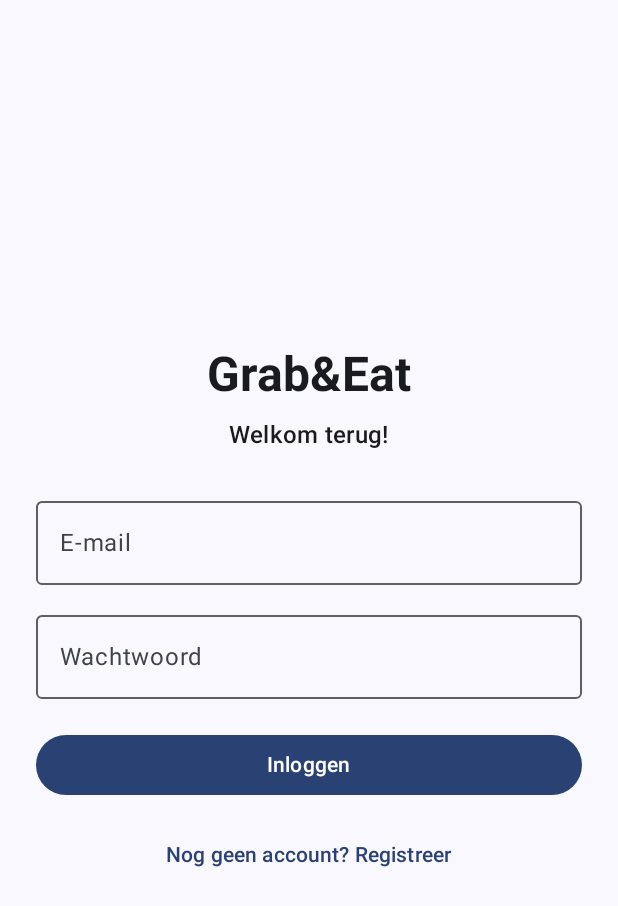
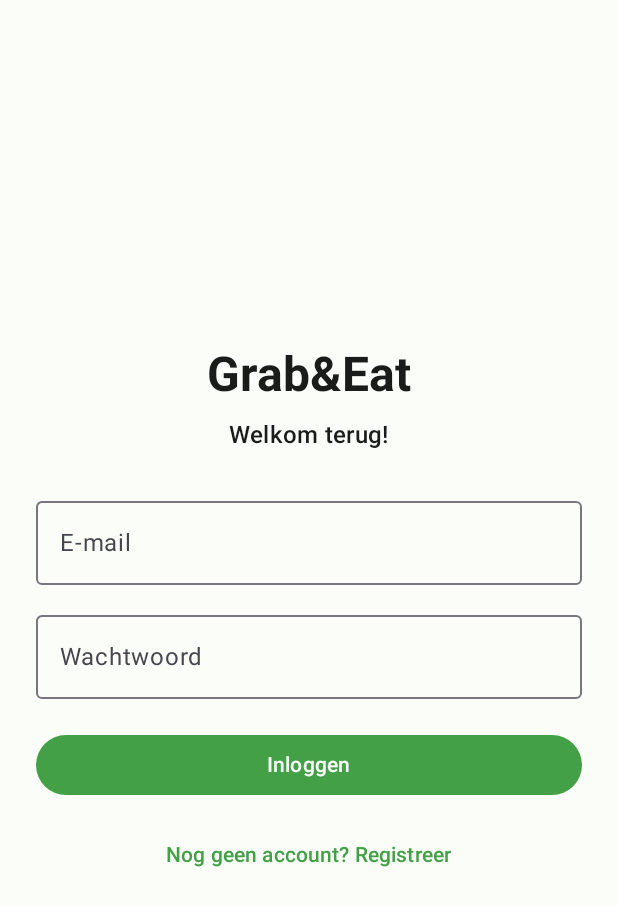
Before and after one commit to BehlulKaraAP/ProjectMobileDev, an Android app built with Jetpack Compose: the screen it shows after launch (MainActivity), on a phone screen of 412 x 824 dp. Shown: the top 906 px of the screen. Run offline under Robolectric (Android 15) with nearby library versions, the phone set to English and light mode, and no system bars; our stand-ins replace Firebase (no records; nobody signed in at launch, a user with empty details on screens opened directly); libraries missing offline, so code that uses them is left out: org.osmdroid.config; 4 statements that could not run were skipped.

Commit message:
Change color theme

```diff
--- a/app/build.gradle.kts
+++ b/app/build.gradle.kts
@@ -62,4 +62,5 @@ dependencies {
     implementation("com.google.firebase:firebase-analytics")
     implementation("org.jetbrains.kotlinx:kotlinx-coroutines-play-services:1.10.2")
     implementation("androidx.navigation:navigation-compose:2.10.2")
+    implementation("org.osmdroid:osmdroid-android:6.1.18")
 }
--- a/app/src/main/AndroidManifest.xml
+++ b/app/src/main/AndroidManifest.xml
@@ -1,7 +1,8 @@
 <?xml version="1.0" encoding="utf-8"?>
 <manifest xmlns:android="http://schemas.android.com/apk/res/android"
     xmlns:tools="http://schemas.android.com/tools">
-
+    <uses-permission android:name="android.permission.INTERNET" />
+    <uses-permission android:name="android.permission.ACCESS_NETWORK_STATE" />
     <application
         android:allowBackup="true"
         android:dataExtractionRules="@xml/data_extraction_rules"
--- a/app/src/main/java/com/example/grabeat/MainActivity.kt
+++ b/app/src/main/java/com/example/grabeat/MainActivity.kt
@@ -1,17 +1,17 @@
 package com.example.grabeat
 
 import android.os.Bundle
+import android.preference.PreferenceManager
+import org.osmdroid.config.Configuration
 import androidx.activity.ComponentActivity
 import androidx.activity.compose.setContent
 import androidx.activity.enableEdgeToEdge
-import androidx.collection.floatSetOf
 import androidx.compose.foundation.layout.Box
 import androidx.compose.foundation.layout.fillMaxSize
 import androidx.compose.material3.CircularProgressIndicator
 import androidx.compose.material3.MaterialTheme
 import androidx.compose.material3.Surface
 import androidx.compose.material3.Text
-import androidx.compose.material3.TextButton
 import androidx.compose.runtime.getValue
 import androidx.compose.runtime.*
 import androidx.compose.ui.Alignment
@@ -20,10 +20,22 @@ import com.example.grabeat.data.FirebaseRepository
 import com.example.grabeat.screens.AuthScreen
 import com.example.grabeat.screens.merchant.MerchantMainScreen
 import com.example.grabeat.ui.theme.GrabEatTheme
+import java.io.File
 
 class MainActivity : ComponentActivity() {
     override fun onCreate(savedInstanceState: Bundle?) {
         super.onCreate(savedInstanceState)
+
+        val ctx = applicationContext
+        Configuration.getInstance().userAgentValue = "GrabEat_App_aubWerk"
+
+        val basePath = File(ctx.cacheDir.absolutePath, "osmdroid")
+        val cachePath = File(ctx.cacheDir.absolutePath, "osmdroid/tiles")
+        Configuration.getInstance().osmdroidBasePath = basePath
+        Configuration.getInstance().osmdroidTileCache = cachePath
+
+        Configuration.getInstance().load(ctx, PreferenceManager.getDefaultSharedPreferences(ctx))
+
         enableEdgeToEdge()
 
         val repository = FirebaseRepository()
@@ -70,7 +82,7 @@ class MainActivity : ComponentActivity() {
                         }else{
                             when (userRole){
                                 "merchant" -> {
-                                    MerchantMainScreen(onLogout = {
+                                    MerchantMainScreen(repository, onLogout = {
                                         repository.logout()
                                         isLoggedIn = false
                                     })
--- a/app/src/main/java/com/example/grabeat/screens/merchant/MerchantMainScreen.kt
+++ b/app/src/main/java/com/example/grabeat/screens/merchant/MerchantMainScreen.kt
@@ -8,7 +8,6 @@ import androidx.compose.runtime.Composable
 import androidx.compose.runtime.getValue
 import androidx.compose.ui.Alignment
 import androidx.compose.ui.Modifier
-import androidx.compose.ui.graphics.vector.ImageVector
 import androidx.compose.ui.res.painterResource
 import androidx.compose.ui.unit.dp
 import androidx.navigation.NavGraph.Companion.findStartDestination
@@ -17,6 +16,7 @@ import androidx.navigation.compose.composable
 import androidx.navigation.compose.currentBackStackEntryAsState
 import androidx.navigation.compose.rememberNavController
 import com.example.grabeat.R
+import com.example.grabeat.data.FirebaseRepository
 
 sealed class MerchantScreen(val route: String, val title: String, val iconResId: Int){
     object Home : MerchantScreen("home", "Home", R.drawable.home)
@@ -26,7 +26,7 @@ sealed class MerchantScreen(val route: String, val title: String, val iconResId:
 }
 
 @Composable
-fun MerchantMainScreen(onLogout: () -> Unit){
+fun MerchantMainScreen(repository: FirebaseRepository, onLogout: () -> Unit){
     val navController = rememberNavController()
     val items = listOf(
         MerchantScreen.Home,
@@ -67,7 +67,7 @@ fun MerchantMainScreen(onLogout: () -> Unit){
             modifier = Modifier.padding(innerPadding)
         ) {
             composable(MerchantScreen.Home.route) { PlaceholderScreen("Home Pagina") }
-            composable(MerchantScreen.AddShop.route) { PlaceholderScreen("Winkel Toevoegen") }
+            composable(MerchantScreen.AddShop.route) { AddShopScreen(repository = repository) }
             composable(MerchantScreen.AddPackage.route) { PlaceholderScreen("Pakket Toevoegen") }
             composable(MerchantScreen.Profile.route) {
                 ProfilePlaceholderScreen("Profiel", onLogout)
--- a/app/src/main/java/com/example/grabeat/ui/theme/Color.kt
+++ b/app/src/main/java/com/example/grabeat/ui/theme/Color.kt
@@ -9,3 +9,9 @@ val Pink80 = Color(0xFFEFB8C8)
 val Purple40 = Color(0xFF6650a4)
 val PurpleGrey40 = Color(0xFF625b71)
 val Pink40 = Color(0xFF7D5260)
+
+val GrabEatGreen = Color(0xFF43A047)      // Mooie frisse hoofdkleur (knoppen, actieve iconen)
+val GrabEatDarkGreen = Color(0xFF2E7D32)  // Iets donkerder voor mooi contrast
+val GrabEatLightGreen = Color(0xFFA5D6A7) // Zachte groene tint voor subtiele achtergronden
+val GrabEatBackground = Color(0xFFFBFDF8) // Heel licht, warm wit (beter dan hard wit)
+val GrabEatDarkBackground = Color(0xFF121412) // Zacht zwart voor dark mode
--- a/app/src/main/java/com/example/grabeat/ui/theme/Theme.kt
+++ b/app/src/main/java/com/example/grabeat/ui/theme/Theme.kt
@@ -10,17 +10,28 @@ import androidx.compose.material3.dynamicLightColorScheme
 import androidx.compose.material3.lightColorScheme
 import androidx.compose.runtime.Composable
 import androidx.compose.ui.platform.LocalContext
+import androidx.compose.ui.graphics.Color
 
 private val DarkColorScheme = darkColorScheme(
-    primary = Purple80,
-    secondary = PurpleGrey80,
-    tertiary = Pink80
+    primary = GrabEatLightGreen,
+    secondary = GrabEatGreen,
+    tertiary = GrabEatLightGreen,
+    background = GrabEatDarkBackground,
+    surface = Color(0xFF1A1C1A),
+    onPrimary = Color(0xFF003300),
+    onBackground = Color(0xFFE3E3E3),
+    onSurface = Color(0xFFE3E3E3)
 )
 
 private val LightColorScheme = lightColorScheme(
-    primary = Purple40,
-    secondary = PurpleGrey40,
-    tertiary = Pink40
+    primary = GrabEatGreen,
+    secondary = GrabEatDarkGreen,
+    tertiary = GrabEatLightGreen,
+    background = GrabEatBackground,
+    surface = Color.White,
+    onPrimary = Color.White,
+    onBackground = Color(0xFF1A1C1A),
+    onSurface = Color(0xFF1A1C1A)
 
     /* Other default colors to override
     background = Color(0xFFFFFBFE),
@@ -37,7 +48,7 @@ private val LightColorScheme = lightColorScheme(
 fun GrabEatTheme(
     darkTheme: Boolean = isSystemInDarkTheme(),
     // Dynamic color is available on Android 12+
-    dynamicColor: Boolean = true,
+    dynamicColor: Boolean = false,
     content: @Composable () -> Unit
 ) {
     val colorScheme = when {
```
Also changed, not shown: app/src/main/java/com/example/grabeat/data/FirebaseRepository.kt (+27 -0 lines), app/src/main/java/com/example/grabeat/screens/AuthScreen.kt (+10 -1 lines), app/src/main/java/com/example/grabeat/screens/merchant/AddSchopScreen.kt (added, +246 -0 lines).
